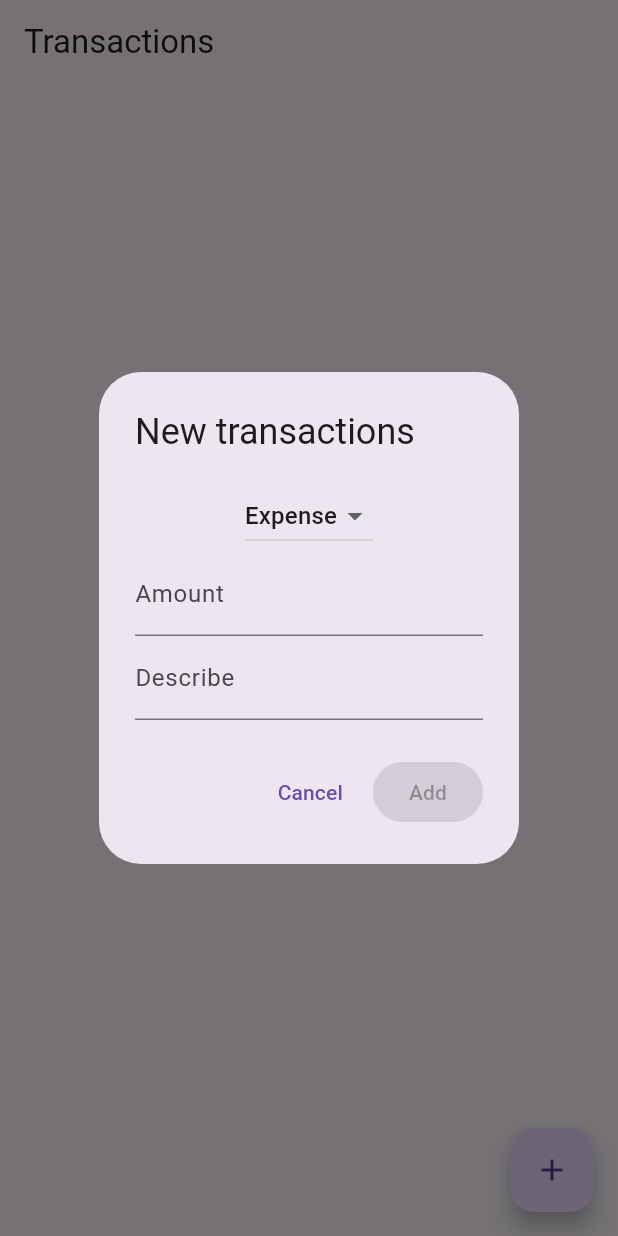
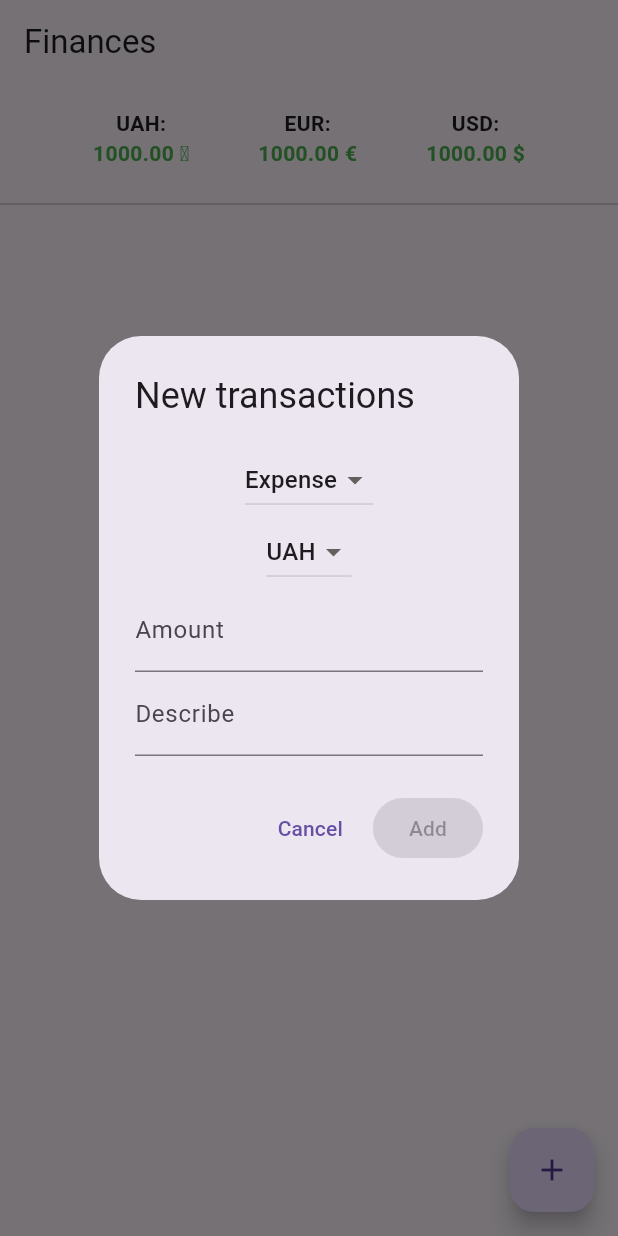
Before and after one commit to ponomarenko24/task10, a Flutter app: the screen it shows after launch, after a tap on the "add" icon, on a phone screen of 412 x 824 dp. Run offline on Flutter 3.47's test engine with Material 3 defaults, Android fonts, the phone set to English and light mode, and no system bars; our stand-ins replace hive, hive_flutter; accounts and stored records are empty.

Commit message:
added 3 currencies, added interaction with balance

```diff
--- a/lib/main.dart
+++ b/lib/main.dart
@@ -1,18 +1,16 @@
 import 'package:flutter/material.dart';
 import 'package:hive_flutter/hive_flutter.dart';
+import 'package:task_10/Transactions_list_page.dart';
 import 'package:task_10/model.dart';
 
 void main() async {
   WidgetsFlutterBinding.ensureInitialized();
-
   await Hive.initFlutter();
 
   Hive.registerAdapter(CurrencyAdapter());
-  Hive.registerAdapter(AccountBalanceAdapter());
   Hive.registerAdapter(TransactionTypeAdapter());
   Hive.registerAdapter(TransactionAdapter());
 
-  await Hive.openBox<AccountBalance>('balances');
   await Hive.openBox<Transaction>('transactions');
 
   runApp(const MainApp());
@@ -26,160 +24,3 @@ class MainApp extends StatelessWidget {
     return const MaterialApp(home: TransactionListPage());
   }
 }
-
-class TransactionListPage extends StatefulWidget {
-  const TransactionListPage({super.key});
-
-  @override
-  State<TransactionListPage> createState() => _TransactionListPageState();
-}
-
-class _TransactionListPageState extends State<TransactionListPage> {
-  @override
-  Widget build(BuildContext context) {
-    final Box<Transaction> box = Hive.box<Transaction>('transactions');
-
-    return Scaffold(
-      appBar: AppBar(title: const Text('Transactions')),
-      body: ValueListenableBuilder(
-        valueListenable: box.listenable(),
-        builder: (context, Box<Transaction> transactions, _) {
-          if (transactions.isEmpty) {
-            return const Center(child: Text('No transactions'));
-          }
-
-          final list = transactions.values.toList().reversed.toList();
-
-          return ListView.builder(
-            itemCount: list.length,
-            itemBuilder: (context, index) {
-              final tx = list[index];
-              return ListTile(
-                title: Text(
-                  '${tx.type == TransactionType.income ? '+' : '-'} ${tx.amount.toStringAsFixed(2)} ${tx.currency.code}',
-                  style: TextStyle(
-                    color:
-                        tx.type == TransactionType.income
-                            ? Colors.green
-                            : Colors.red,
-                    fontWeight: FontWeight.bold,
-                  ),
-                ),
-                subtitle: Text(tx.description ?? ''),
-                trailing: Text('${tx.date.toLocal()}'.split(' ')[0]),
-              );
-            },
-          );
-        },
-      ),
-      floatingActionButton: FloatingActionButton(
-        onPressed: () => _showAddTransactionDialog(context),
-        child: const Icon(Icons.add),
-      ),
-    );
-  }
-
-  void _showAddTransactionDialog(BuildContext context) {
-    final amountController = TextEditingController();
-    final descriptionController = TextEditingController();
-    TransactionType selectedType = TransactionType.expense;
-    bool isButtonEnabled = false;
-
-    showDialog(
-      context: context,
-      builder: (context) {
-        return StatefulBuilder(
-          builder: (context, setState) {
-            void checkButtonState() {
-              setState(() {
-                isButtonEnabled =
-                    amountController.text.isNotEmpty &&
-                    descriptionController.text.isNotEmpty;
-              });
-            }
-
-            amountController.addListener(checkButtonState);
-            descriptionController.addListener(checkButtonState);
-
-            return AlertDialog(
-              title: const Text('New transactions'),
-              content: Column(
-                mainAxisSize: MainAxisSize.min,
-                children: [
-                  DropdownButton<TransactionType>(
-                    value: selectedType,
-                    items:
-                        TransactionType.values.map((type) {
-                          return DropdownMenuItem(
-                            value: type,
-                            child: Text(
-                              type == TransactionType.income
-                                  ? 'Income'
-                                  : 'Expense',
-                            ),
-                          );
-                        }).toList(),
-                    onChanged: (type) {
-                      if (type != null) {
-                        setState(() {
-                          selectedType = type;
-                        });
-                      }
-                    },
-                  ),
-                  TextField(
-                    controller: amountController,
-                    decoration: const InputDecoration(labelText: 'Amount'),
-                    keyboardType: const TextInputType.numberWithOptions(
-                      decimal: true,
-                    ),
-                  ),
-                  TextField(
-                    controller: descriptionController,
-                    decoration: const InputDecoration(labelText: 'Describe'),
-                  ),
-                ],
-              ),
-              actions: [
-                TextButton(
-                  onPressed: () => Navigator.pop(context),
-                  child: const Text('Cancel'),
-                ),
-                ElevatedButton(
-                  onPressed:
-                      isButtonEnabled
-                          ? () {
-                            final amount = double.tryParse(
-                              amountController.text,
-                            );
-                            if (amount != null) {
-                              final currency = Currency(
-                                code: 'USD',
-                                symbol: '\$',
-                              );
-                              final transaction = Transaction(
-                                id:
-                                    DateTime.now().millisecondsSinceEpoch
-                                        .toString(),
-                                type: selectedType,
-                                currency: currency,
-                                amount: amount,
-                                description: descriptionController.text,
-                              );
-                              Hive.box<Transaction>(
-                                'transactions',
-                              ).add(transaction);
-                              Navigator.pop(context);
-                            }
-                          }
-                          : null,
-                  child: const Text('Add'),
-                ),
-              ],
-            );
-          },
-        );
-      },
-    );
-  }
-}
--- a/lib/model.dart
+++ b/lib/model.dart
@@ -3,61 +3,76 @@ import 'package:hive/hive.dart';
 part 'model.g.dart';
 
 @HiveType(typeId: 0)
-class Currency extends HiveObject {
+enum Currency {
   @HiveField(0)
-  String code;
+  uah,
+
   @HiveField(1)
-  String symbol;
+  eur,
 
-  Currency({required this.code, required this.symbol});
+  @HiveField(2)
+  usd,
+}
+
+extension CurrencyExtension on Currency {
+  String get code {
+    switch (this) {
+      case Currency.uah:
+        return 'UAH';
+      case Currency.eur:
+        return 'EUR';
+      case Currency.usd:
+        return 'USD';
+    }
+  }
+
+  String get symbol {
+    switch (this) {
+      case Currency.usd:
+        return '\$';
+      case Currency.eur:
+        return '€';
+      case Currency.uah:
+        return '₴';
+    }
+  }
 }
 
 @HiveType(typeId: 1)
-class AccountBalance extends HiveObject {
-  @HiveField(0)
-  Currency currency;
-  @HiveField(1)
-  double amount;
-
-  AccountBalance({required this.currency, this.amount = 0.0});
-}
-
-@HiveType(typeId: 2)
 enum TransactionType {
   @HiveField(0)
   income,
+
   @HiveField(1)
   expense,
 }
 
-@HiveType(typeId: 3)
+@HiveType(typeId: 2)
 class Transaction extends HiveObject {
   @HiveField(0)
   String id;
+
   @HiveField(1)
   TransactionType type;
+
   @HiveField(2)
   Currency currency;
+
   @HiveField(3)
   double amount;
+
   @HiveField(4)
-  DateTime date;
-  @HiveField(5)
   String? description;
 
-  @HiveField(6)
-  Currency? targetCurrency;
-  @HiveField(7)
-  double? targetAmount;
+  @HiveField(5)
+  DateTime date;
 
   Transaction({
     required this.id,
     required this.type,
     required this.currency,
     required this.amount,
+    this.description,
     DateTime? date,
-    this.description,
-    this.targetCurrency,
-    this.targetAmount,
   }) : date = date ?? DateTime.now();
 }
--- /dev/null
+++ b/lib/transactions_list_page.dart
@@ -0,0 +1,202 @@
+import 'package:flutter/material.dart';
+import 'package:hive/hive.dart';
+import 'package:hive_flutter/hive_flutter.dart';
+import 'package:task_10/model.dart';
+
+class TransactionListPage extends StatefulWidget {
+  const TransactionListPage({super.key});
+
+  @override
+  State<TransactionListPage> createState() => _TransactionListPageState();
+}
+
+class _TransactionListPageState extends State<TransactionListPage> {
+  @override
+  Widget build(BuildContext context) {
+    final box = Hive.box<Transaction>('transactions');
+
+    return Scaffold(
+      appBar: AppBar(title: const Text('Finances')),
+      body: ValueListenableBuilder(
+        valueListenable: box.listenable(),
+        builder: (context, Box<Transaction> transactions, _) {
+          final list = transactions.values.toList().reversed.toList();
+
+          final balances = <Currency, double>{
+            Currency.uah: 1000,
+            Currency.usd: 1000,
+            Currency.eur: 1000,
+          };
+
+          for (final tx in list) {
+            balances[tx.currency] = (balances[tx.currency] ?? 0) +
+                (tx.type == TransactionType.income ? tx.amount : -tx.amount);
+          }
+
+          return Column(
+            children: [
+              Padding(
+                padding: const EdgeInsets.all(16.0),
+                child: Row(
+                  mainAxisAlignment: MainAxisAlignment.spaceEvenly,
+                  children: Currency.values.map((currency) {
+                    final balance = balances[currency]!;
+                    return Column(
+                      children: [
+                        Text('${currency.code}:',
+                            style: const TextStyle(fontWeight: FontWeight.bold)),
+                        Text(
+                          '${balance.toStringAsFixed(2)} ${currency.symbol}',
+                          style: TextStyle(
+                            color: balance >= 0 ? Colors.green : Colors.red,
+                            fontWeight: FontWeight.bold,
+                          ),
+                        ),
+                      ],
+                    );
+                  }).toList(),
+                ),
+              ),
+              const Divider(),
+              Expanded(
+                child: list.isEmpty
+                    ? const Center(child: Text('No transactions'))
+                    : ListView.builder(
+                        itemCount: list.length,
+                        itemBuilder: (context, index) {
+                          final tx = list[index];
+                          return ListTile(
+                            title: Text(
+                              '${tx.type == TransactionType.income ? '+' : '-'} ${tx.amount.toStringAsFixed(2)} ${tx.currency.code}',
+                              style: TextStyle(
+                                color: tx.type == TransactionType.income
+                                    ? Colors.green
+                                    : Colors.red,
+                                fontWeight: FontWeight.bold,
+                              ),
+                            ),
+                            subtitle: Text(tx.description ?? ''),
+                            trailing:
+                                Text('${tx.date.toLocal()}'.split(' ')[0]),
+                          );
+                        },
+                      ),
+              ),
+            ],
+          );
+        },
+      ),
+      floatingActionButton: FloatingActionButton(
+        onPressed: () => _showAddTransactionDialog(context),
+        child: const Icon(Icons.add),
+      ),
+    );
+  }
+
+  void _showAddTransactionDialog(BuildContext context) {
+    final amountController = TextEditingController();
+    final descriptionController = TextEditingController();
+    TransactionType selectedType = TransactionType.expense;
+    Currency selectedCurrency = Currency.uah;
+    bool isButtonEnabled = false;
+
+    showDialog(
+      context: context,
+      builder: (context) {
+        return StatefulBuilder(
+          builder: (context, setState) {
+            void checkButtonState() {
+              setState(() {
+                isButtonEnabled = amountController.text.isNotEmpty &&
+                    descriptionController.text.isNotEmpty;
+              });
+            }
+
+            amountController.addListener(checkButtonState);
+            descriptionController.addListener(checkButtonState);
+
+            return AlertDialog(
+              title: const Text('New transactions'),
+              content: Column(
+                mainAxisSize: MainAxisSize.min,
+                children: [
+                  DropdownButton<TransactionType>(
+                    value: selectedType,
+                    items: TransactionType.values.map((type) {
+                      return DropdownMenuItem(
+                        value: type,
+                        child: Text(
+                          type == TransactionType.income
+                              ? 'Income'
+                              : 'Expense',
+                        ),
+                      );
+                    }).toList(),
+                    onChanged: (type) {
+                      if (type != null) {
+                        setState(() => selectedType = type);
+                      }
+                    },
+                  ),
+                  DropdownButton<Currency>(
+                    value: selectedCurrency,
+                    items: Currency.values.map((currency) {
+                      return DropdownMenuItem(
+                        value: currency,
+                        child: Text(currency.code),
+                      );
+                    }).toList(),
+                    onChanged: (value) {
+                      if (value != null) {
+                        setState(() => selectedCurrency = value);
+                      }
+                    },
+                  ),
+                  TextField(
+                    controller: amountController,
+                    decoration: const InputDecoration(labelText: 'Amount'),
+                    keyboardType: const TextInputType.numberWithOptions(
+                      decimal: true,
+                    ),
+                  ),
+                  TextField(
+                    controller: descriptionController,
+                    decoration: const InputDecoration(labelText: 'Describe'),
+                  ),
+                ],
+              ),
+              actions: [
+                TextButton(
+                  onPressed: () => Navigator.pop(context),
+                  child: const Text('Cancel'),
+                ),
+                ElevatedButton(
+                  onPressed: isButtonEnabled
+                      ? () {
+                          final amount =
+                              double.tryParse(amountController.text);
+                          if (amount != null) {
+                            final tx = Transaction(
+                              id: DateTime.now()
+                                  .millisecondsSinceEpoch
+                                  .toString(),
+                              type: selectedType,
+                              currency: selectedCurrency,
+                              amount: amount,
+                              description: descriptionController.text,
+                            );
+                            Hive.box<Transaction>('transactions').add(tx);
+                            Navigator.pop(context);
+                          }
+                        }
+                      : null,
+                  child: const Text('Add'),
+                ),
+              ],
+            );
+          },
+        );
+      },
+    );
+  }
+}
```
Also changed, not shown: lib/model.g.dart.
